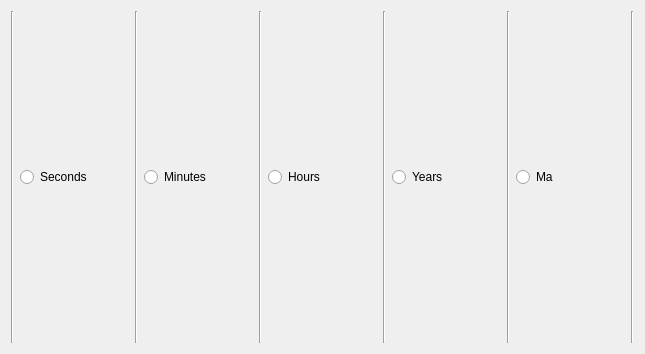
Old version of the form GUI/designs/time_buttons.ui in the repository DTULuminescencePhysics/MonteCarloLuminescence.
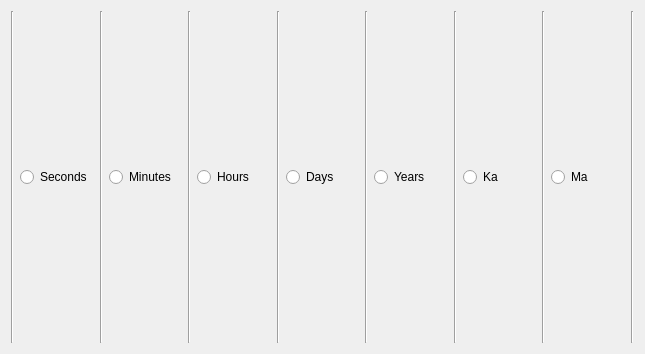
New version of the form.

Commit message: Squashed some bugs in the plotting script to stop edge cases occuring and throwing errors. Also limiting the the time units that can be used so smoothing isn't attempted in seconds when a simulation in thousands of years is occured as this is unnecerssary and requires far too much memory.

The edit to the form file:
```diff
--- a/GUI/designs/time_buttons.ui
+++ b/GUI/designs/time_buttons.ui
@@ -65,6 +65,20 @@
        </property>
       </widget>
      </item>
+     <item>
+      <widget class="QRadioButton" name="days">
+       <property name="text">
+        <string>Days</string>
+       </property>
+      </widget>
+     </item>
+     <item>
+      <widget class="Line" name="line_7">
+       <property name="orientation">
+        <enum>Qt::Orientation::Vertical</enum>
+       </property>
+      </widget>
+     </item>
      <item>
       <widget class="QRadioButton" name="years">
        <property name="text">
@@ -72,6 +86,20 @@
        </property>
       </widget>
      </item>
+     <item>
+      <widget class="Line" name="line_8">
+       <property name="orientation">
+        <enum>Qt::Orientation::Vertical</enum>
+       </property>
+      </widget>
+     </item>
+     <item>
+      <widget class="QRadioButton" name="ka">
+       <property name="text">
+        <string>Ka</string>
+       </property>
+      </widget>
+     </item>
      <item>
       <widget class="Line" name="line_4">
        <property name="orientation">
```
The commit also changes 6 other files.
